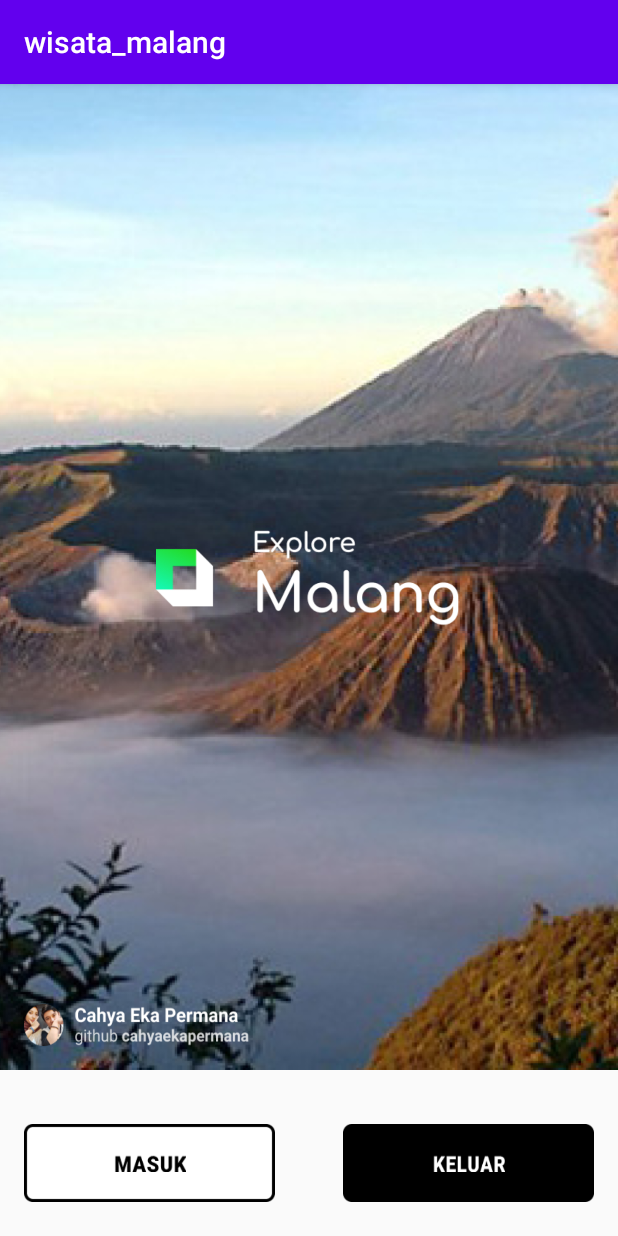
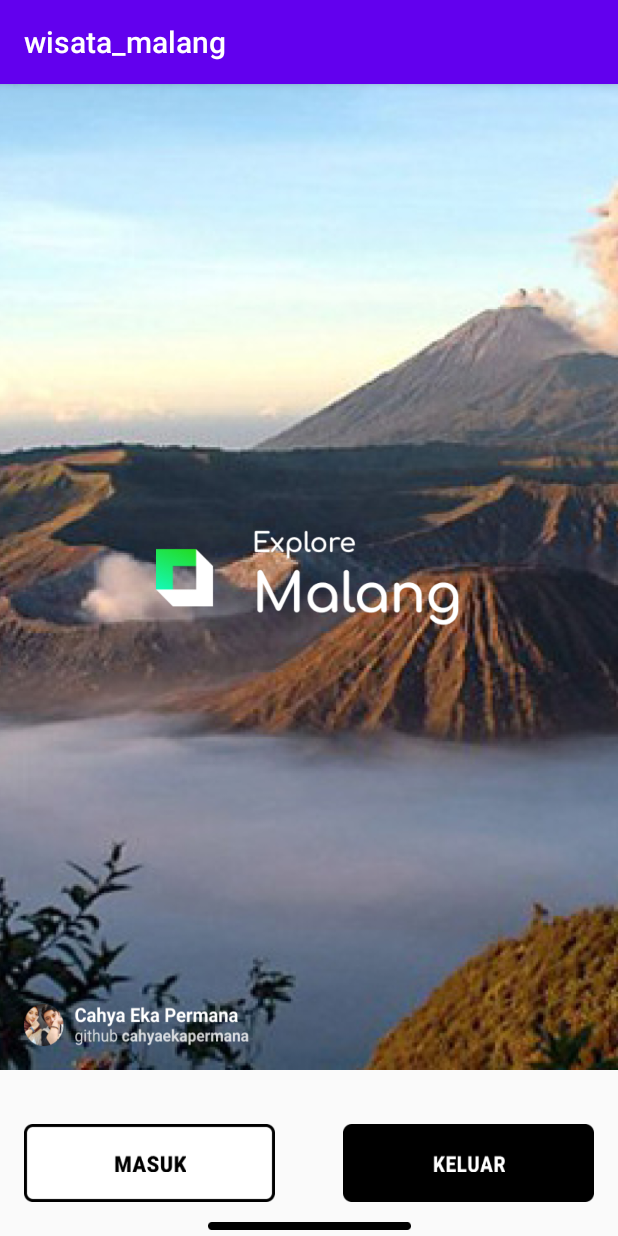
Before and after one commit to cahyaekapermana/wisata_malang, an Android app: the screen it shows after launch (MainActivity), on a phone screen of 412 x 824 dp. Run offline under Robolectric (Android 15) with nearby library versions, the phone set to English and light mode, and no system bars.

```diff
--- a/app/src/main/res/layout/activity_main.xml
+++ b/app/src/main/res/layout/activity_main.xml
@@ -85,7 +85,7 @@
         android:layout_width="135dp"
         android:layout_height="5dp"
         android:layout_marginBottom="4dp"
-        tools:background="@drawable/shape"
+        android:background="@drawable/shape"
         app:layout_constraintBottom_toBottomOf="parent"
         app:layout_constraintEnd_toEndOf="parent"
         app:layout_constraintStart_toStartOf="parent" />
```
